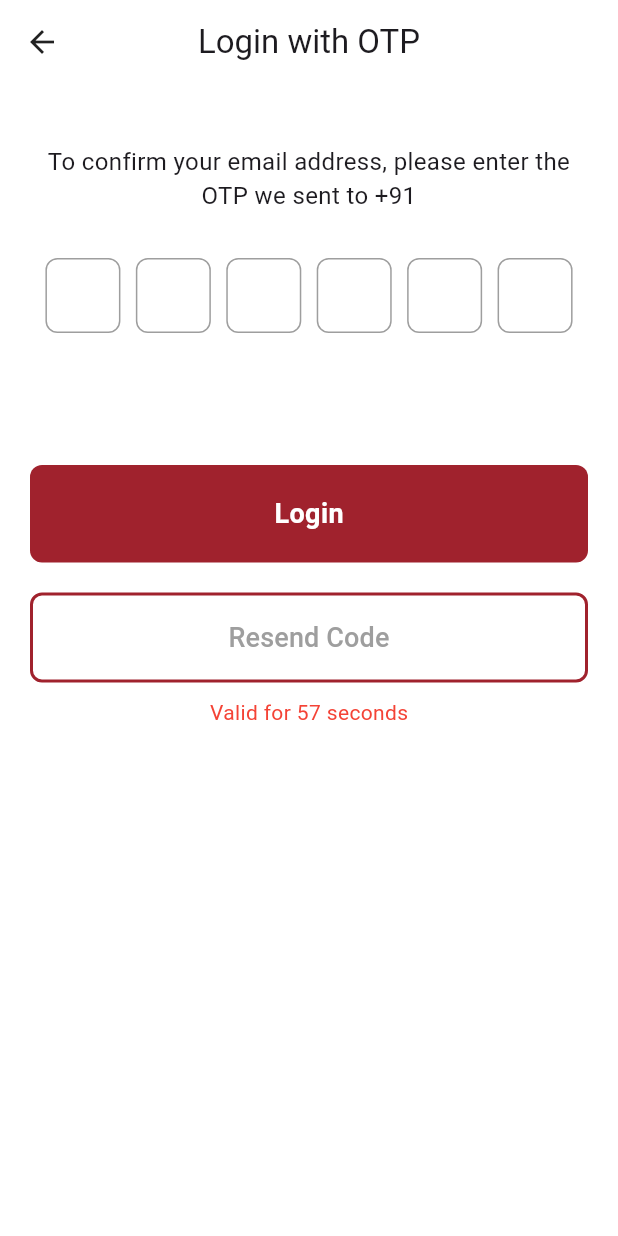
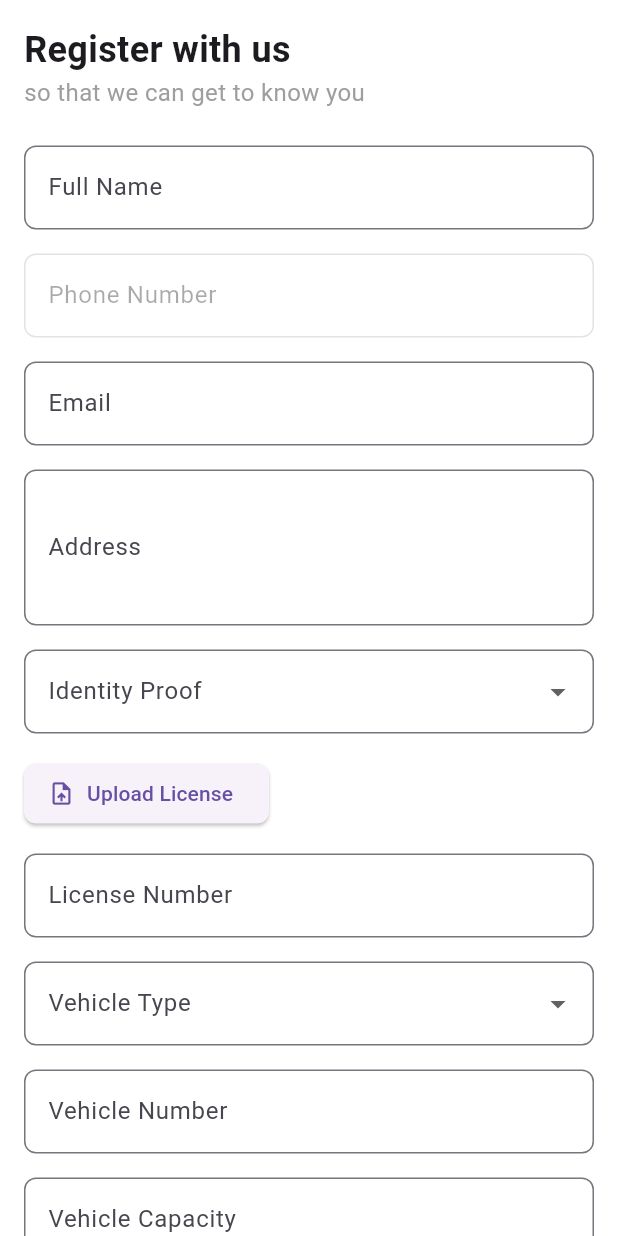
Before and after one commit to Jai1217/carribizdrivers_app, a Flutter app: the OTPScreen screen opened directly with empty values, after a tap on "Login", on a phone screen of 412 x 824 dp. Run offline on Flutter 3.47's test engine with Material 3 defaults, Android fonts, the phone set to English and light mode, and no system bars.

Commit message:
"Updated onboarding screens with layout and styling changes, modified login and OTP screens with navigation updates."

```diff
--- a/lib/main.dart
+++ b/lib/main.dart
@@ -25,7 +25,7 @@ class MyApp extends StatelessWidget {
       routes: {
         '/login': (context) => const LoginScreen(),
         '/otp': (context) => OTPScreen(
-          mobileNumber: ModalRoute.of(context)!.settings.arguments as String,
+          mobileNumber: ModalRoute.of(context)!.settings.arguments as String, onVerificationSuccess: () {  }, phoneNumber: '',
         ),
       },
     );
--- a/lib/onboarding/onboarding_file2.dart
+++ b/lib/onboarding/onboarding_file2.dart
@@ -14,7 +14,7 @@ class OnboardingScreen2 extends StatelessWidget {
         gradient: LinearGradient(
           begin: Alignment.centerLeft,
           end: Alignment.centerRight,
-          colors: [Color(0xFF388E3C), Color(0xFFA5D6A7)],
+          colors: [Color(0xFFA5D6A7), Color(0xFF388E3C)],
         ),
       ),
       child: SafeArea(
@@ -42,11 +42,11 @@ class OnboardingScreen2 extends StatelessWidget {
                 children: [
                   for (var i = 5; i > 0; i--)
                     Container(
-                      width: MediaQuery.of(context).size.width * (0.2 + (i * 0.1)),
-                      height: MediaQuery.of(context).size.width * (0.2 + (i * 0.1)),
+                      width: MediaQuery.of(context).size.width * (0.3 + (i * 0.1)),
+                      height: MediaQuery.of(context).size.width * (0.3 + (i * 0.1)),
                       decoration: BoxDecoration(
                         shape: BoxShape.circle,
-                        color: Colors.white.withOpacity(0.01 + (i * 0.015)),
+                        color: Colors.white.withOpacity(0.01 + (i * 0.01)),
                       ),
                     ),
                   Image.asset(
@@ -58,7 +58,6 @@ class OnboardingScreen2 extends StatelessWidget {
                 ],
               ),
             ),
-            const Spacer(), // This pushes the content upward
             Padding(
               padding: const EdgeInsets.symmetric(horizontal: 20.0),
               child: Column(
@@ -81,7 +80,7 @@ class OnboardingScreen2 extends StatelessWidget {
                       color: Colors.white70,
                     ),
                   ),
-                  const SizedBox(height: 40), // Increased spacing
+                  const SizedBox(height: 30), // Increased spacing
                   ElevatedButton(
                     onPressed: onNextPressed,
                     style: ElevatedButton.styleFrom(
@@ -92,7 +91,7 @@ class OnboardingScreen2 extends StatelessWidget {
                         borderRadius: BorderRadius.circular(8),
                       ),
                     ),
-                    child: const Text('Next'),
+                    child: const Text('Next', style: TextStyle(fontSize: 18)),
                   ),
                 ],
               ),
--- a/lib/onboarding/onboarding_file3.dart
+++ b/lib/onboarding/onboarding_file3.dart
@@ -12,7 +12,7 @@ class OnboardingScreen3 extends StatelessWidget {
         gradient: LinearGradient(
           begin: Alignment.centerLeft,
           end: Alignment.centerRight,
-          colors: [Color(0xFF388E3C), Color(0xFFA5D6A7)],
+          colors: [Color(0xFFE67E00), Color(0xFFC26900),],
         ),
       ),
       child: SafeArea(
@@ -40,11 +40,11 @@ class OnboardingScreen3 extends StatelessWidget {
                 children: [
                   for (var i = 5; i > 0; i--)
                     Container(
-                      width: MediaQuery.of(context).size.width * (0.2 + (i * 0.1)),
-                      height: MediaQuery.of(context).size.width * (0.2 + (i * 0.1)),
+                      width: MediaQuery.of(context).size.width * (0.3 + (i * 0.1)),
+                      height: MediaQuery.of(context).size.width * (0.3 + (i * 0.1)),
                       decoration: BoxDecoration(
                         shape: BoxShape.circle,
-                        color: Colors.white.withOpacity(0.01 + (i * 0.015)),
+                        color: Colors.white.withOpacity(0.01 + (i * 0.01)),
                       ),
                     ),
                   Image.asset(
@@ -55,8 +55,7 @@ class OnboardingScreen3 extends StatelessWidget {
                   ),
                 ],
               ),
-            ),
-            const Spacer(), // This moves the content upward
+            ), // This moves the content upward
             Padding(
               padding: const EdgeInsets.symmetric(horizontal: 20.0),
               child: Column(
@@ -72,14 +71,14 @@ class OnboardingScreen3 extends StatelessWidget {
                   ),
                   const SizedBox(height: 10),
                   const Text(
-                    'Expand your reach and get more orders',
+                    'Expand your reach and get more orders, more earnings',
                     textAlign: TextAlign.center,
                     style: TextStyle(
                       fontSize: 16,
                       color: Colors.white70,
                     ),
                   ),
-                  const SizedBox(height: 40), // Increased spacing
+                  const SizedBox(height: 30), // Increased spacing
                   ElevatedButton(
                     onPressed: onGetStartedPressed,
                     style: ElevatedButton.styleFrom(
@@ -90,7 +89,7 @@ class OnboardingScreen3 extends StatelessWidget {
                         borderRadius: BorderRadius.circular(8),
                       ),
                     ),
-                    child: const Text('Get Started'),
+                    child: const Text('Get Started', style: TextStyle(fontSize: 18)),
                   ),
                 ],
               ),
--- a/lib/screens/otp_screen.dart
+++ b/lib/screens/otp_screen.dart
@@ -2,11 +2,12 @@ import 'package:flutter/material.dart';
 import 'dart:async';
 import 'package:flutter/services.dart';
 import '/widgets/custom_button.dart';
+import 'registration_screen.dart'; // Import your registration screen here
 
 class OTPScreen extends StatefulWidget {
   final String mobileNumber;
 
-  const OTPScreen({super.key, required this.mobileNumber});
+  const OTPScreen({super.key, required this.mobileNumber, required String phoneNumber, required Null Function() onVerificationSuccess});
 
   @override
   // ignore: library_private_types_in_public_api
@@ -110,8 +111,6 @@ class _OTPScreenState extends State<OTPScreen> {
               ),
             ),
             const SizedBox(height: 30),
-
-            // GestureDetector for tapping on OTP field and typing the OTP
             GestureDetector(
               onTap: () {
                 _otpFocusNode.requestFocus();
@@ -122,45 +121,42 @@ class _OTPScreenState extends State<OTPScreen> {
               ),
             ),
             const SizedBox(height: 10),
-
-            // Hidden TextField for OTP input
             TextField(
               controller: _otpController,
               focusNode: _otpFocusNode,
               keyboardType: TextInputType.number,
               inputFormatters: [
-                FilteringTextInputFormatter.digitsOnly, // Only allow digits
+                FilteringTextInputFormatter.digitsOnly,
               ],
-              maxLength: 6, // Limit OTP to 6 digits
+              maxLength: 6,
               onChanged: (value) {
-                setState(() {}); // Update UI as user types in OTP
+                setState(() {});
                 if (value.length == 6) {
-                  _otpFocusNode.unfocus(); // Remove focus once 6 digits are entered
+                  _otpFocusNode.unfocus();
                 }
               },
               style: const TextStyle(
                 color: Colors.transparent,
-                height: 0.01, // Make text invisible
+                height: 0.01,
               ),
               decoration: const InputDecoration(
                 border: InputBorder.none,
-                counterText: '', // Hide character counter
+                counterText: '',
               ),
             ),
             const SizedBox(height: 30),
-
-            // Login button using the custom button widget
             CustomButton(
               text: 'Login',
               onPressed: () {
-                // Handle login button press
+                // Navigate to the registration screen
+                Navigator.push(
+                  context,
+                  MaterialPageRoute(builder: (context) => const RegistrationScreen(phoneNumber: '',)), // Replace with your registration screen widget
+                );
               },
-              color: const Color.fromRGBO(160, 34, 45, 45), // Replace with your desired color
+              color: const Color.fromRGBO(160, 34, 45, 45),
             ),
-
             const SizedBox(height: 20),
-
-            // Resend Code button as a bordered container
             SizedBox(
               width: double.infinity,
               child: Container(
@@ -170,7 +166,6 @@ class _OTPScreenState extends State<OTPScreen> {
                 ),
                 child: TextButton(
                   onPressed: _isResendButtonEnabled ? () {
-                    // Handle resend code
                     _startTimer(); // Restart the timer
                   } : null,
                   style: TextButton.styleFrom(
@@ -186,10 +181,7 @@ class _OTPScreenState extends State<OTPScreen> {
                 ),
               ),
             ),
-
             const SizedBox(height: 10),
-
-            // Timer text
             Text(
               'Valid for $_secondsRemaining seconds',
               style: const TextStyle(
--- /dev/null
+++ b/lib/screens/registration_screen.dart
@@ -0,0 +1,179 @@
+import 'package:flutter/foundation.dart';
+import 'package:flutter/material.dart';
+import 'package:flutter/services.dart';
+
+class RegistrationScreen extends StatefulWidget {
+  final String phoneNumber;
+
+  const RegistrationScreen({super.key, required this.phoneNumber});
+
+  @override
+  // ignore: library_private_types_in_public_api
+  _RegistrationScreenState createState() => _RegistrationScreenState();
+}
+
+class _RegistrationScreenState extends State<RegistrationScreen> {
+  final _formKey = GlobalKey<FormState>();
+  final TextEditingController _fullNameController = TextEditingController();
+  final TextEditingController _emailController = TextEditingController();
+  final TextEditingController _addressController = TextEditingController();
+  String? _identityProof, _licenseNumber, _vehicleType, _vehicleNumber, _vehicleCapacity;
+  bool _isIdentityProofUploaded = false;
+  bool _isLicenseUploaded = false;
+  bool _isVehiclePhotoUploaded = false;
+
+  @override
+  void dispose() {
+    _fullNameController.dispose();
+    _emailController.dispose();
+    _addressController.dispose();
+    super.dispose();
+  }
+
+  @override
+  Widget build(BuildContext context) {
+    return Scaffold(
+      backgroundColor: Colors.white,
+      body: SafeArea(
+        child: SingleChildScrollView(
+          padding: const EdgeInsets.all(16.0),
+          child: Form(
+            key: _formKey,
+            child: Column(
+              crossAxisAlignment: CrossAxisAlignment.start,
+              children: [
+                const Text(
+                  'Register with us',
+                  style: TextStyle(fontSize: 24, fontWeight: FontWeight.bold, fontFamily: 'Roboto'),
+                ),
+                const Text(
+                  'so that we can get to know you',
+                  style: TextStyle(fontSize: 16, color: Colors.grey, fontFamily: 'Roboto'),
+                ),
+                const SizedBox(height: 24),
+                _buildTextField('Full Name', _fullNameController),
+                _buildTextField('Phone Number', null, initialValue: widget.phoneNumber, enabled: false),
+                _buildTextField('Email', _emailController, keyboardType: TextInputType.emailAddress),
+                _buildTextField('Address', _addressController, maxLines: 3),
+                _buildDropdown('Identity Proof', ['Aadhar Card', 'Pan Card'], (value) => setState(() => _identityProof = value)),
+                if (_identityProof != null)
+                  _buildUploadButton('Upload Identity Proof', () => setState(() => _isIdentityProofUploaded = true)),
+                _buildUploadButton('Upload License', () => setState(() => _isLicenseUploaded = true)),
+                _buildTextField('License Number', _licenseNumber as TextEditingController?),
+                _buildDropdown('Vehicle Type', ['Bike', 'Truck', 'Minitruck'], (value) => setState(() => _vehicleType = value)),
+                _buildTextField('Vehicle Number', _vehicleNumber as TextEditingController?, inputFormatters: [UpperCaseTextFormatter()]),
+                _buildTextField('Vehicle Capacity', _vehicleCapacity as TextEditingController?),
+                _buildUploadButton('Upload Vehicle Photo', () => setState(() => _isVehiclePhotoUploaded = true)),
+                const SizedBox(height: 24),
+                ElevatedButton(
+                  onPressed: _isFormComplete() ? _submitForm : null,
+                  style: ElevatedButton.styleFrom(
+                    minimumSize: const Size(double.infinity, 50),
+                    shape: RoundedRectangleBorder(borderRadius: BorderRadius.circular(8)),
+                  ),
+                  child: const Text('Complete'),
+                ),
+              ],
+            ),
+          ),
+        ),
+      ),
+    );
+  }
+
+  Widget _buildTextField(String label, TextEditingController? controller, {String? initialValue, bool enabled = true, int maxLines = 1, TextInputType keyboardType = TextInputType.text, List<TextInputFormatter>? inputFormatters}) {
+    return Padding(
+      padding: const EdgeInsets.only(bottom: 16),
+      child: TextFormField(
+        controller: controller,
+        initialValue: initialValue,
+        enabled: enabled,
+        maxLines: maxLines,
+        keyboardType: keyboardType,
+        inputFormatters: inputFormatters,
+        decoration: InputDecoration(
+          labelText: label,
+          border: OutlineInputBorder(borderRadius: BorderRadius.circular(8)),
+        ),
+        style: const TextStyle(fontFamily: 'Roboto'),
+        validator: (value) => value?.isEmpty ?? true ? 'This field is required' : null,
+      ),
+    );
+  }
+
+  Widget _buildDropdown(String label, List<String> items, Function(String?) onChanged) {
+    return Padding(
+      padding: const EdgeInsets.only(bottom: 16),
+      child: DropdownButtonFormField<String>(
+        decoration: InputDecoration(
+          labelText: label,
+          border: OutlineInputBorder(borderRadius: BorderRadius.circular(8)),
+        ),
+        items: items.map((String value) {
+          return DropdownMenuItem<String>(
+            value: value,
+            child: Text(value, style: const TextStyle(fontFamily: 'Roboto')),
+          );
+        }).toList(),
+        onChanged: onChanged,
+        validator: (value) => value == null ? 'This field is required' : null,
+      ),
+    );
+  }
+
+  Widget _buildUploadButton(String label, VoidCallback onPressed) {
+    return Padding(
+      padding: const EdgeInsets.only(bottom: 16),
+      child: ElevatedButton.icon(
+        onPressed: onPressed,
+        icon: const Icon(Icons.upload_file),
+        label: Text(label),
+        style: ElevatedButton.styleFrom(
+          shape: RoundedRectangleBorder(borderRadius: BorderRadius.circular(8)),
+        ),
+      ),
+    );
+  }
+
+  bool _isFormComplete() {
+    return _formKey.currentState?.validate() == true &&
+        _isIdentityProofUploaded &&
+        _isLicenseUploaded &&
+        _isVehiclePhotoUploaded;
+  }
+
+  void _submitForm() {
+    if (_isFormComplete()) {
+      // Capture values from controllers
+      final fullName = _fullNameController.text;
+      final email = _emailController.text;
+      final address = _addressController.text;
+      final licenseNumber = _licenseNumber;
+      final vehicleNumber = _vehicleNumber;
+      final vehicleCapacity = _vehicleCapacity;
+
+      // Use the captured values
+      if (kDebugMode) {
+        print('Form submitted');
+        print('Full Name: $fullName');
+        print('Email: $email');
+        print('Address: $address');
+        print('Identity Proof: $_identityProof');
+        print('License Number: $licenseNumber');
+        print('Vehicle Type: $_vehicleType');
+        print('Vehicle Number: $vehicleNumber');
+        print('Vehicle Capacity: $vehicleCapacity');
+      }
+    }
+  }
+}
+
+class UpperCaseTextFormatter extends TextInputFormatter {
+  @override
+  TextEditingValue formatEditUpdate(TextEditingValue oldValue, TextEditingValue newValue) {
+    return TextEditingValue(
+      text: newValue.text.toUpperCase(),
+      selection: newValue.selection,
+    );
+  }
+}
```
Also changed, not shown: lib/onboarding/onboarding_file1.dart (+5 -5 lines), lib/screens/login_screen.dart (+22 -1 lines).
